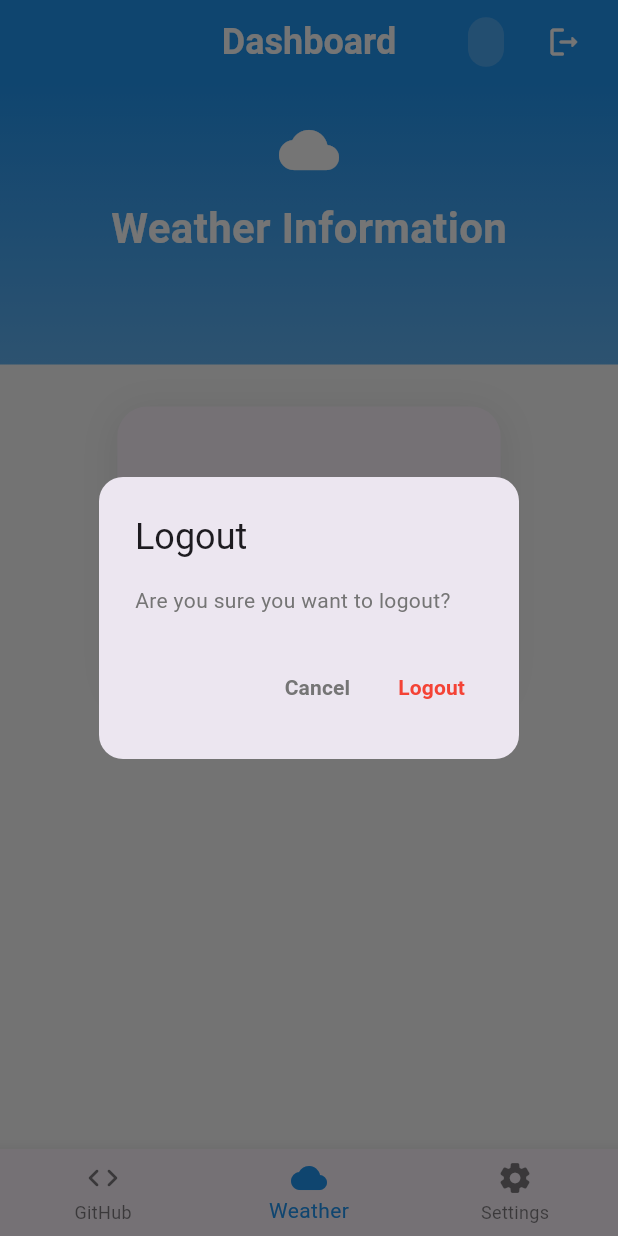
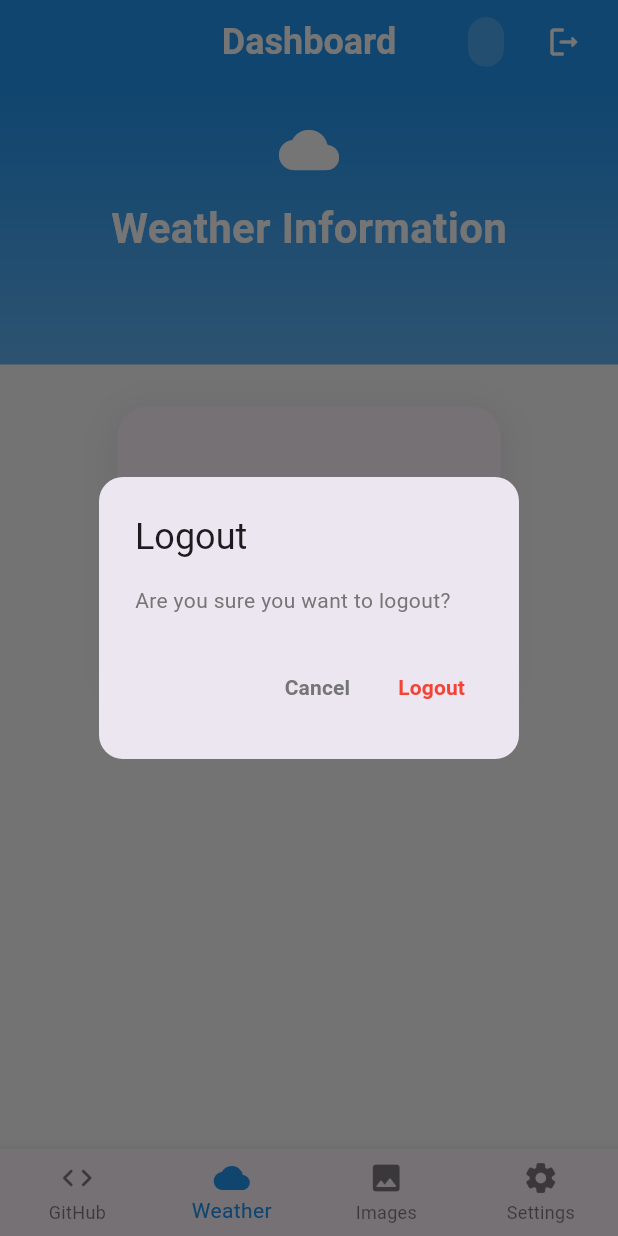
Before and after one commit to AjayKumarSingh12113/flutter1, a Flutter app: the DashboardScreen screen opened directly, item 2 of the bottom bar chosen, after a tap on the "logout" icon, on a phone screen of 412 x 824 dp. Run offline on Flutter 3.47's test engine with Material 3 defaults, Android fonts, the phone set to English and light mode, and no system bars; our stand-ins replace cached_network_image, flutter_dotenv; accounts and stored records are empty; network calls fail.

```diff
--- a/flutter-auth-app/lib/features/auth/controller/github_controller.dart
+++ b/flutter-auth-app/lib/features/auth/controller/github_controller.dart
@@ -6,15 +6,31 @@ class GithubController extends ChangeNotifier {
 
   GithubUser? user;
   bool isLoading = false;
+  String? _lastUsername;
 
   final GithubService _service = GithubService();
 
   Future<void> getUser(String username) async {
 
+    debugPrint('🔵 [GithubController] getUser() called for username: $username');
+
+    if (user != null && _lastUsername == username) {
+      debugPrint('🟡 [GithubController] User already loaded, skipping API call');
+      return;
+    }
+
     isLoading = true;
     notifyListeners();
 
-    user = await _service.fetchUser(username);
+    debugPrint('🟢 [GithubController] Starting GitHub API call');
+
+    try {
+      user = await _service.fetchUser(username);
+      _lastUsername = username;
+      debugPrint('✅ [GithubController] GitHub API call successful - User: ${user?.name}');
+    } catch (e) {
+      debugPrint('❌ [GithubController] GitHub API call failed: $e');
+    }
 
     isLoading = false;
     notifyListeners();
--- /dev/null
+++ b/flutter-auth-app/lib/features/auth/controller/image_controller.dart
@@ -0,0 +1,77 @@
+import 'package:flutter/material.dart';
+import '../../../services/image_service.dart';
+
+class ImageController extends ChangeNotifier {
+
+  final ImageService _service = ImageService();
+
+  List images = [];
+
+  int page = 1;
+
+  bool isLoading = false;
+
+  bool hasMore = true;
+
+  String? errorMessage;
+
+  Future loadImages() async {
+
+    debugPrint('🔵 [ImageController] loadImages() called - Current page: $page, Images count: ${images.length}, isLoading: $isLoading');
+
+    // Skip if images already loaded (caching)
+    if (images.isNotEmpty && page == 1) {
+      debugPrint('🟡 [ImageController] Images already loaded, skipping initial API call (cache hit)');
+      return;
+    }
+
+    // Prevent duplicate requests and stop if no more data
+    if (isLoading || !hasMore) {
+      debugPrint('🟡 [ImageController] Skipping loadImages - isLoading: $isLoading, hasMore: $hasMore');
+      return;
+    }
+
+    isLoading = true;
+    errorMessage = null;
+    notifyListeners(); // Notify immediately to show loading state
+
+    debugPrint('🟢 [ImageController] Starting API call for page: $page');
+
+    try {
+      final data = await _service.fetchImages(page);
+
+      debugPrint('✅ [ImageController] API call successful - Received ${data.length} images');
+
+      // Check if we've reached the end of available data
+      if (data.isEmpty) {
+        hasMore = false;
+        debugPrint('🔴 [ImageController] No more images available');
+      } else {
+        images.addAll(data);
+        page++;
+        debugPrint('📦 [ImageController] Total images now: ${images.length}, Next page: $page');
+      }
+
+    } catch (e) {
+      errorMessage = 'Failed to load images: ${e.toString()}';
+      debugPrint('❌ [ImageController] API call failed: $e');
+    } finally {
+      isLoading = false;
+      notifyListeners();
+    }
+  }
+
+  Future refreshImages() async {
+
+    debugPrint('🔄 [ImageController] refreshImages() called - Resetting state');
+
+    page = 1;
+    images.clear();
+    hasMore = true;
+    errorMessage = null;
+
+    await loadImages();
+
+  }
+
+}
--- a/flutter-auth-app/lib/features/auth/controller/weather_controller.dart
+++ b/flutter-auth-app/lib/features/auth/controller/weather_controller.dart
@@ -14,13 +14,23 @@ class WeatherController extends ChangeNotifier {
 
   Future<void> getWeather() async {
 
+    debugPrint('🔵 [WeatherController] getWeather() called');
+
+    if (_weather != null) {
+      debugPrint('🟡 [WeatherController] Weather data already loaded, skipping API call');
+      return;
+    }
+
     _isLoading = true;
     notifyListeners();
 
+    debugPrint('🟢 [WeatherController] Starting Weather API call');
+
     try {
       _weather = await _service.fetchWeather();
+      debugPrint('✅ [WeatherController] Weather API call successful - Location: ${_weather?.city}');
     } catch (e) {
-      print(e);
+      debugPrint('❌ [WeatherController] Weather API call failed: $e');
     }
 
     _isLoading = false;
--- a/flutter-auth-app/lib/features/dashboard/screens/dashboard_screen.dart
+++ b/flutter-auth-app/lib/features/dashboard/screens/dashboard_screen.dart
@@ -5,6 +5,10 @@ import '../../auth/screens/login_screen.dart';
 import 'github_navigation.dart';
 import 'weather_navigation.dart';
 import 'settings_navigation.dart';
+import 'image_feed_screen.dart';
+import '../../../features/auth/controller/github_controller.dart';
+import '../../../features/auth/controller/weather_controller.dart';
+import '../../../features/auth/controller/image_controller.dart';
 
 class DashboardScreen extends StatefulWidget {
   const DashboardScreen({Key? key}) : super(key: key);
@@ -15,6 +19,29 @@ class DashboardScreen extends StatefulWidget {
 
 class _DashboardScreenState extends State<DashboardScreen> {
   int _selectedIndex = 0;
+
+  @override
+  void initState() {
+    super.initState();
+
+    Future.microtask(() => _loadInitialData());
+  }
+
+  Future<void> _loadInitialData() async {
+    final github = context.read<GithubController>();
+    final weather = context.read<WeatherController>();
+    final images = context.read<ImageController>();
+
+    /// 1️⃣ First load GitHub
+    await github.getUser("AjayKumarSingh12113");
+
+    /// 2️⃣ Wait 1 second
+    await Future.delayed(const Duration(seconds: 1));
+
+    /// 3️⃣ Load remaining APIs
+    weather.getWeather();
+    images.loadImages();
+  }
 
   @override
   Widget build(BuildContext context) {
@@ -38,7 +65,8 @@ class _DashboardScreenState extends State<DashboardScreen> {
             padding: const EdgeInsets.only(right: 16),
             child: Center(
               child: Container(
-                padding: const EdgeInsets.symmetric(horizontal: 12, vertical: 6),
+                padding:
+                    const EdgeInsets.symmetric(horizontal: 12, vertical: 6),
                 decoration: BoxDecoration(
                   color: Colors.white.withOpacity(0.2),
                   borderRadius: BorderRadius.circular(20),
@@ -91,6 +119,11 @@ class _DashboardScreenState extends State<DashboardScreen> {
             label: 'Weather',
           ),
           BottomNavigationBarItem(
+            icon: Icon(Icons.image_rounded),
+            activeIcon: Icon(Icons.image_rounded),
+            label: 'Images',
+          ),
+          BottomNavigationBarItem(
             icon: Icon(Icons.settings_rounded),
             activeIcon: Icon(Icons.settings_rounded),
             label: 'Settings',
@@ -106,7 +139,10 @@ class _DashboardScreenState extends State<DashboardScreen> {
         return const GithubNavigation();
       case 1:
         return const WeatherNavigation();
+
       case 2:
+        return const ImageFeedScreen();
+      case 3:
         return const SettingsNavigation();
       default:
         return const GithubNavigation();
@@ -147,7 +183,7 @@ class _DashboardScreenState extends State<DashboardScreen> {
                   ),
                 );
               },
-              child: Text(
+              child: const Text(
                 'Logout',
                 style: TextStyle(
                   color: Colors.red,
--- a/flutter-auth-app/lib/features/dashboard/screens/github_navigation.dart
+++ b/flutter-auth-app/lib/features/dashboard/screens/github_navigation.dart
@@ -14,8 +14,10 @@ class _GithubNavigationState extends State<GithubNavigation> {
   @override
   void initState() {
     super.initState();
+    debugPrint('🔶 [GithubNavigation] initState() called');
     Future.microtask(() {
       if (mounted) {
+        debugPrint('🔶 [GithubNavigation] Calling getUser() from initState');
         context.read<GithubController>().getUser("AjayKumarSingh12113");
       }
     });
@@ -51,7 +53,7 @@ class _GithubNavigationState extends State<GithubNavigation> {
             child: Column(
               crossAxisAlignment: CrossAxisAlignment.center,
               children: [
-                Icon(
+                const Icon(
                   Icons.code_rounded,
                   color: Colors.white,
                   size: 40,
--- a/flutter-auth-app/lib/features/dashboard/screens/weather_navigation.dart
+++ b/flutter-auth-app/lib/features/dashboard/screens/weather_navigation.dart
@@ -14,8 +14,10 @@ class _WeatherNavigationState extends State<WeatherNavigation> {
   @override
   void initState() {
     super.initState();
+    debugPrint('🔶 [WeatherNavigation] initState() called');
     Future.microtask(() {
       if (mounted) {
+        debugPrint('🔶 [WeatherNavigation] Calling getWeather() from initState');
         context.read<WeatherController>().getWeather();
       }
     });
@@ -51,7 +53,7 @@ class _WeatherNavigationState extends State<WeatherNavigation> {
             child: Column(
               crossAxisAlignment: CrossAxisAlignment.center,
               children: [
-                Icon(
+                const Icon(
                   Icons.cloud_rounded,
                   color: Colors.white,
                   size: 40,
--- a/flutter-auth-app/lib/main.dart
+++ b/flutter-auth-app/lib/main.dart
@@ -8,6 +8,7 @@ import 'features/auth/controller/github_controller.dart';
 import 'features/auth/controller/weather_controller.dart';
 import 'theme/theme.dart';
 import 'theme/theme_controller.dart';
+import 'features/auth/controller/image_controller.dart';
 
 Future<void> main() async {
   await dotenv.load(fileName: ".env");
@@ -25,6 +26,7 @@ class MyApp extends StatelessWidget {
         ChangeNotifierProvider(create: (_) => GithubController()),
         ChangeNotifierProvider(create: (_) => WeatherController()),
         ChangeNotifierProvider(create: (_) => ThemeController()),
+        ChangeNotifierProvider(create: (_) => ImageController()),
       ],
       child: Consumer<ThemeController>(
         builder: (context, themeController, _) {
--- /dev/null
+++ b/flutter-auth-app/lib/services/image_service.dart
@@ -0,0 +1,35 @@
+import 'dart:async';
+import 'dart:convert';
+import 'dart:io';
+import 'package:http/http.dart' as http;
+
+class ImageService {
+
+  Future<List<dynamic>> fetchImages(int page) async {
+
+    try {
+      final response = await http.get(
+        Uri.parse("https://picsum.photos/v2/list?page=$page&limit=10")
+      ).timeout(const Duration(seconds: 10));
+
+      if (response.statusCode == 200) {
+        final List<dynamic> data = jsonDecode(response.body);
+        return data;
+      } else if (response.statusCode == 404) {
+        // No more images available
+        return [];
+      } else {
+        throw Exception("Server returned status code: ${response.statusCode}");
+      }
+    } on SocketException {
+      throw Exception("No internet connection");
+    } on TimeoutException {
+      throw Exception("Request timed out");
+    } on FormatException {
+      throw Exception("Invalid response format");
+    } catch (e) {
+      throw Exception("Failed to load images: $e");
+    }
+  }
+
+}
--- a/flutter-auth-app/pubspec.yaml
+++ b/flutter-auth-app/pubspec.yaml
@@ -16,6 +16,7 @@ dependencies:
   provider: ^6.0.0
   http: ^1.1.0
   flutter_dotenv: ^5.1.0
+  cached_network_image: ^3.3.1
 
 dev_dependencies:
   flutter_test:
```
Also changed, not shown: flutter-auth-app/lib/features/dashboard/screens/image_feed_screen.dart (added, +250 -0 lines), flutter-auth-app/lib/features/dashboard/screens/settings_navigation.dart (+5 -5 lines), flutter-auth-app/lib/theme/theme.dart (+8 -8 lines), flutter-auth-app/pubspec.lock, 2 other files.
